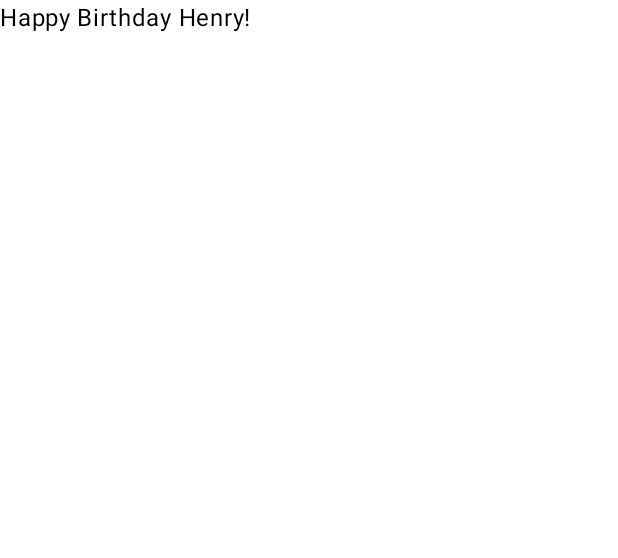
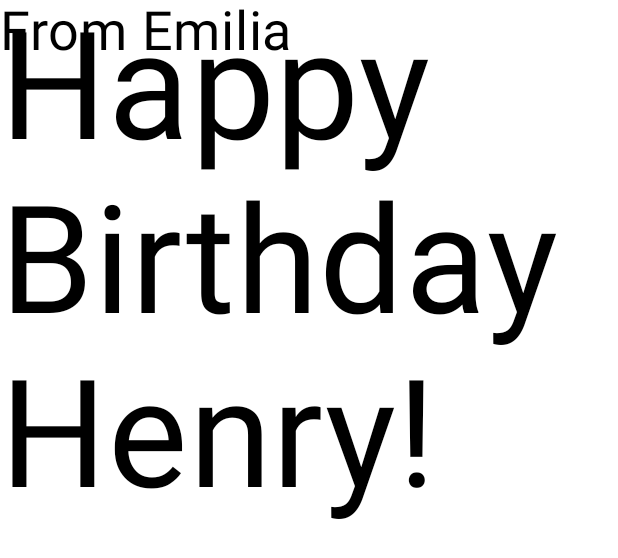
Before and after one commit to kudosscience/Happy-Birthday, an Android app built with Jetpack Compose: the @Preview function BirthdayCardPreview, on a phone screen of 412 x 824 dp. Shown: the top 558 px of the screen. Run offline under Robolectric (Android 15) with nearby library versions, the phone set to English and light mode, and no system bars.

Commit message:
Add another text element

```diff
--- a/app/src/main/java/com/example/happybirthday/MainActivity.kt
+++ b/app/src/main/java/com/example/happybirthday/MainActivity.kt
@@ -11,6 +11,7 @@ import androidx.compose.material3.Text
 import androidx.compose.runtime.Composable
 import androidx.compose.ui.Modifier
 import androidx.compose.ui.tooling.preview.Preview
+import androidx.compose.ui.unit.sp
 import com.example.happybirthday.ui.theme.HappyBirthdayTheme
 
 class MainActivity : ComponentActivity() {
@@ -27,9 +28,15 @@ class MainActivity : ComponentActivity() {
 }
 
 @Composable
-fun GreetingText(message: String, modifier: Modifier = Modifier) {
+fun GreetingText(message: String, from: String, modifier: Modifier = Modifier) {
     Text(
-        text = message
+        text = message,
+        fontSize = 100.sp,
+        lineHeight = 116.sp
+    )
+    Text(
+        text = from,
+        fontSize = 36.sp
     )
 }
 
@@ -37,6 +44,6 @@ fun GreetingText(message: String, modifier: Modifier = Modifier) {
 @Composable
 fun BirthdayCardPreview() {
     HappyBirthdayTheme {
-        GreetingText(message = "Happy Birthday Henry!")
+        GreetingText(message = "Happy Birthday Henry!", from = "From Emilia")
     }
 }
```
